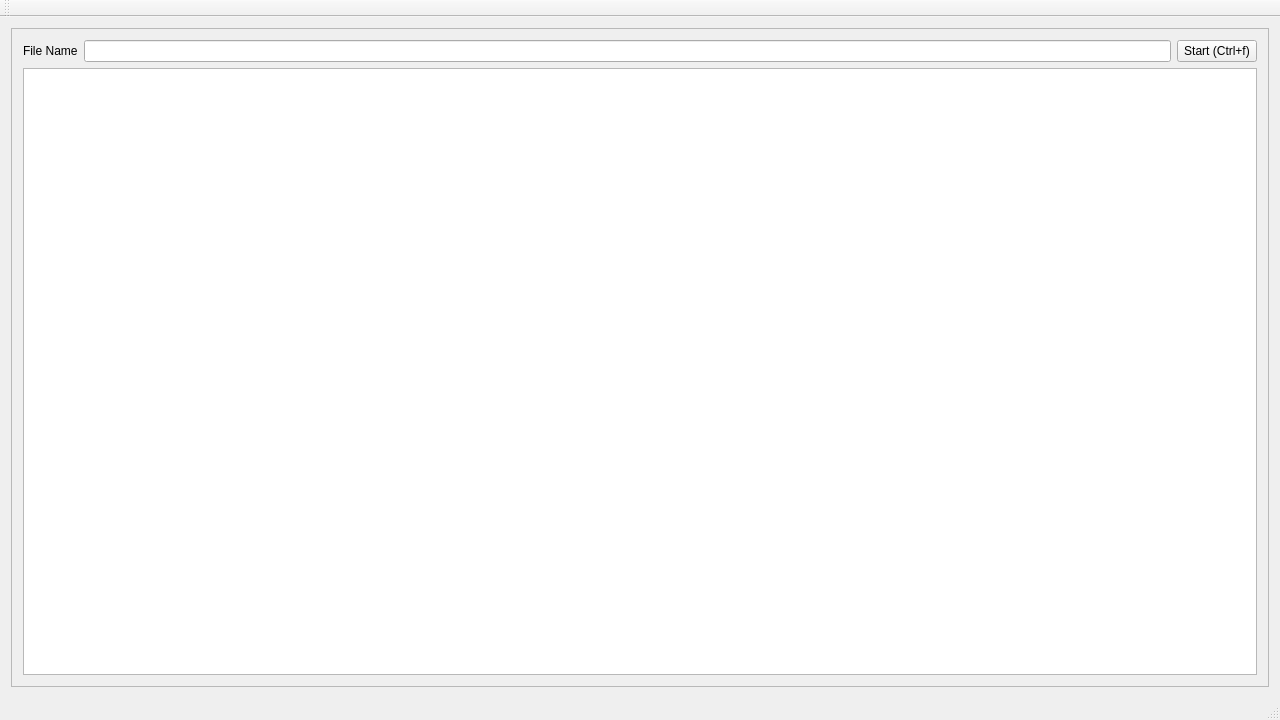
Above: MiniThing/Qt/Resources/MiniThing.ui from AlanoSong/MiniThing before the change. Below: the same form after it.
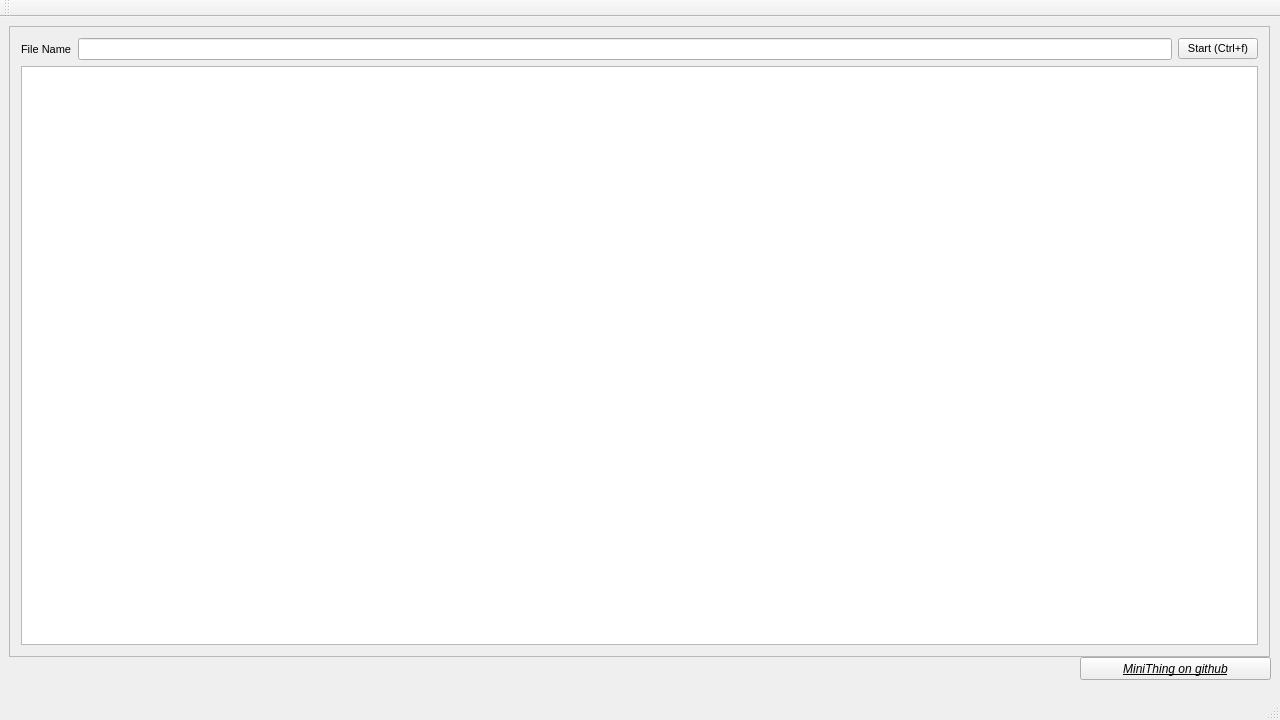
That is the form after the change.

Commit message: Add project github link in qt ui

Patch:
```diff
--- a/MiniThing/Qt/Resources/MiniThing.ui
+++ b/MiniThing/Qt/Resources/MiniThing.ui
@@ -14,9 +14,15 @@
    <string>MiniThing</string>
   </property>
   <widget class="QWidget" name="centralWidget">
-   <layout class="QGridLayout" name="gridLayout">
-    <item row="0" column="0">
      <widget class="QFrame" name="frame">
+    <property name="geometry">
+     <rect>
+      <x>9</x>
+      <y>9</y>
+      <width>1261</width>
+      <height>631</height>
+     </rect>
+    </property>
       <property name="font">
        <font>
         <family>微软雅黑</family>
@@ -29,25 +35,12 @@
        <enum>QFrame::Raised</enum>
       </property>
       <layout class="QGridLayout" name="gridLayout_2">
-       <item row="1" column="1">
-        <widget class="QLineEdit" name="lineEdit">
-         <property name="font">
-          <font>
-           <family>Microsoft YaHei UI</family>
-           <pointsize>9</pointsize>
-          </font>
-         </property>
-         <property name="text">
-          <string/>
-         </property>
-        </widget>
-       </item>
-       <item row="1" column="0">
+     <item row="0" column="0">
         <widget class="QLabel" name="label">
          <property name="font">
           <font>
            <family>Microsoft YaHei UI</family>
-           <pointsize>9</pointsize>
+         <pointsize>8</pointsize>
           </font>
          </property>
          <property name="layoutDirection">
@@ -58,12 +51,25 @@
          </property>
         </widget>
        </item>
-       <item row="1" column="2">
+     <item row="0" column="1">
+      <widget class="QLineEdit" name="lineEdit">
+       <property name="font">
+        <font>
+         <family>Microsoft YaHei UI</family>
+         <pointsize>8</pointsize>
+        </font>
+       </property>
+       <property name="text">
+        <string/>
+       </property>
+      </widget>
+     </item>
+     <item row="0" column="2">
         <widget class="QPushButton" name="pushButton_2">
          <property name="font">
           <font>
            <family>Microsoft YaHei UI</family>
-           <pointsize>9</pointsize>
+         <pointsize>8</pointsize>
            <weight>50</weight>
            <bold>false</bold>
           </font>
@@ -73,20 +79,37 @@
          </property>
         </widget>
        </item>
-       <item row="4" column="0" colspan="3">
+     <item row="1" column="0" rowspan="2" colspan="3">
         <widget class="QTableView" name="tableView">
          <property name="font">
           <font>
            <family>Microsoft YaHei UI</family>
-           <pointsize>9</pointsize>
+         <pointsize>8</pointsize>
           </font>
          </property>
         </widget>
        </item>
       </layout>
      </widget>
-    </item>
-   </layout>
+   <widget class="QPushButton" name="pushButton">
+    <property name="geometry">
+     <rect>
+      <x>1080</x>
+      <y>640</y>
+      <width>191</width>
+      <height>23</height>
+     </rect>
+    </property>
+    <property name="font">
+     <font>
+      <italic>true</italic>
+      <underline>true</underline>
+     </font>
+    </property>
+    <property name="text">
+     <string>MiniThing on github</string>
+    </property>
+   </widget>
   </widget>
   <widget class="QMenuBar" name="menuBar">
    <property name="geometry">
```
Left out of the diff: 26 changed lines with no effect on the pictures. Lines whose indentation alone changed are shown as unchanged. The commit also changes 5 other files.
